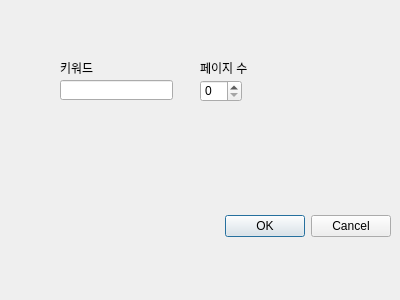
Qt form Crawler/google_news/news.ui (lee3jjang/hello-world) before a commit.
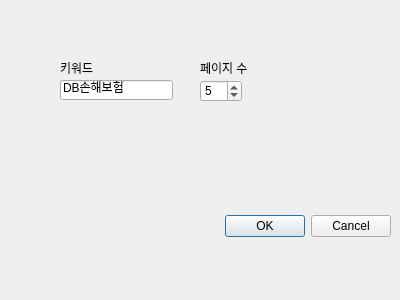
The same form after that commit.

The edit to the form file:
```diff
--- a/Crawler/google_news/news.ui
+++ b/Crawler/google_news/news.ui
@@ -38,6 +38,9 @@
      <height>20</height>
     </rect>
    </property>
+   <property name="text">
+    <string>DB손해보험</string>
+   </property>
   </widget>
   <widget class="QLabel" name="label">
    <property name="geometry">
@@ -61,6 +64,12 @@
      <height>22</height>
     </rect>
    </property>
+   <property name="minimum">
+    <number>1</number>
+   </property>
+   <property name="value">
+    <number>5</number>
+   </property>
   </widget>
   <widget class="QLabel" name="label_2">
    <property name="geometry">
```
